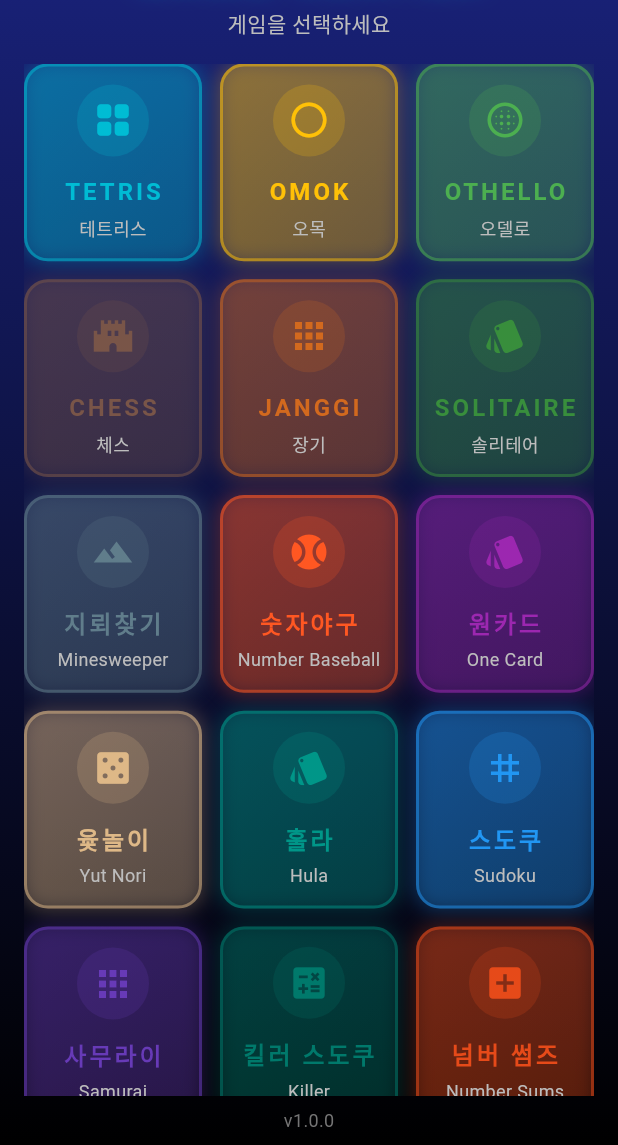
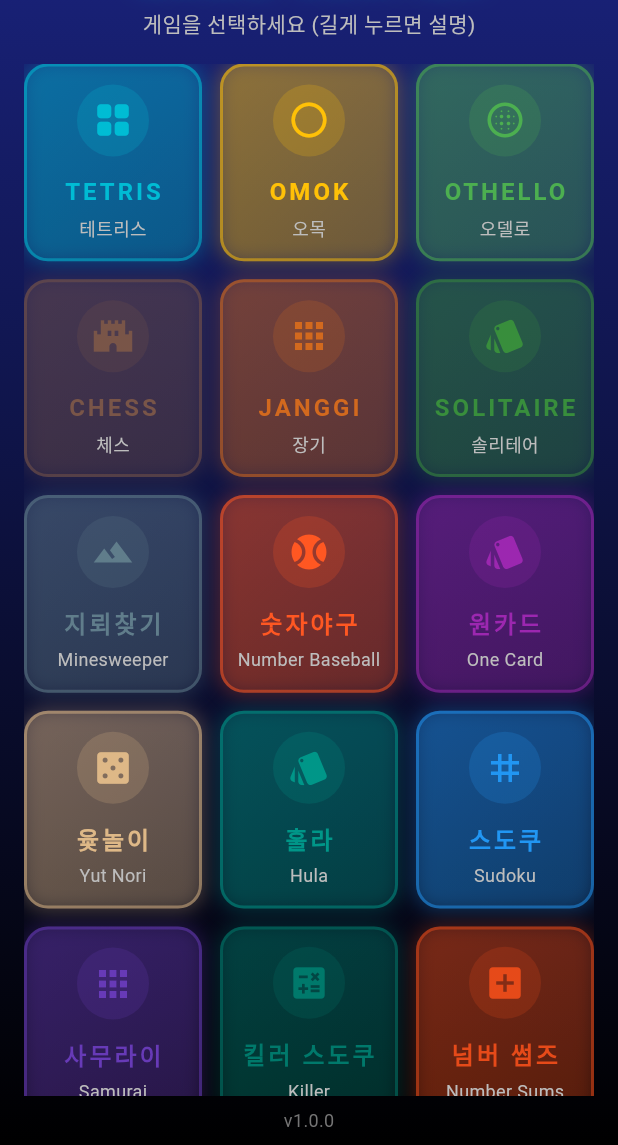
Before and after one commit to mhpark03/games, a Flutter app: the screen it shows after launch, on a phone screen of 412 x 824 dp, the part 91-1236 px from its top. Run offline on Flutter 3.47's test engine with Material 3 defaults, Android fonts, the phone set to English and light mode, and no system bars; our stand-ins replace shared_preferences.

Commit message:
앱바에 게임 설명 보기 힌트 추가
- "게임을 선택하세요 (길게 누르면 설명)" 으로 텍스트 변경

```diff
--- a/lib/main.dart
+++ b/lib/main.dart
@@ -2660,7 +2660,7 @@ class HomeScreen extends StatelessWidget {
                                 ),
                               ),
                               Text(
-                                '게임을 선택하세요',
+                                '게임을 선택하세요 (길게 누르면 설명)',
                                 style: TextStyle(
                                   fontSize: 14,
                                   color: Colors.grey.shade400,
@@ -2687,7 +2687,7 @@ class HomeScreen extends StatelessWidget {
                               ),
                               const SizedBox(height: 6),
                               Text(
-                                '게임을 선택하세요',
+                                '게임을 선택하세요 (길게 누르면 설명)',
                                 style: TextStyle(
                                   fontSize: 14,
                                   color: Colors.grey.shade400,
```
